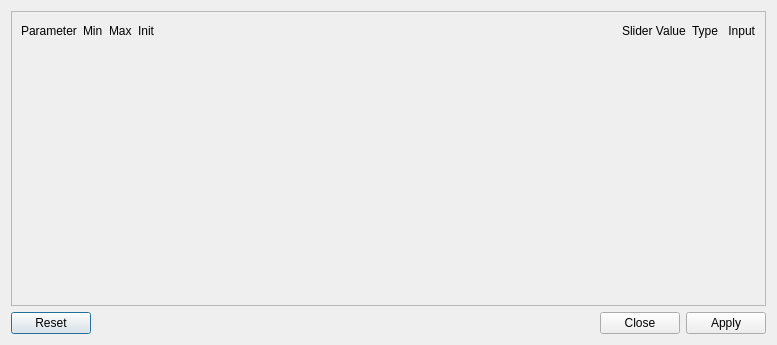
First picture: the form in src/dialogparameterview.ui, repository nmfs-ost/ss3-ssi, before the edit.
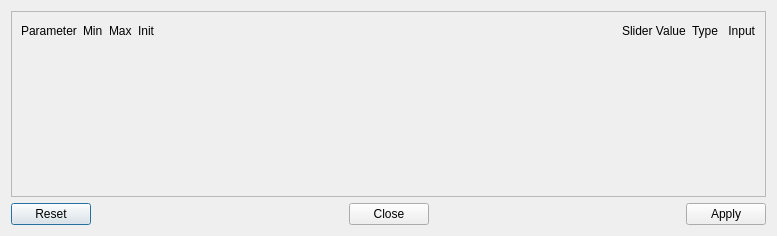
Second picture: the form after the edit.

Commit message: ver 3.30.14.03 changed equation dialog box for S-R

```diff
--- a/src/dialogparameterview.ui
+++ b/src/dialogparameterview.ui
@@ -7,7 +7,7 @@
     <x>0</x>
     <y>0</y>
     <width>777</width>
-    <height>345</height>
+    <height>236</height>
    </rect>
   </property>
   <property name="windowTitle">
@@ -25,7 +25,7 @@
         <x>0</x>
         <y>0</y>
         <width>749</width>
-        <height>274</height>
+        <height>167</height>
        </rect>
       </property>
       <layout class="QVBoxLayout" name="verticalLayout_2">
@@ -113,11 +113,73 @@
     </widget>
    </item>
    <item>
-    <widget class="QDialogButtonBox" name="buttonBox">
-     <property name="standardButtons">
-      <set>QDialogButtonBox::Apply|QDialogButtonBox::Close|QDialogButtonBox::Reset</set>
-     </property>
-    </widget>
+    <layout class="QHBoxLayout" name="horizontalLayout_buttons">
+     <item>
+      <widget class="QPushButton" name="pushButton_reset">
+       <property name="maximumSize">
+        <size>
+         <width>16777215</width>
+         <height>30</height>
+        </size>
+       </property>
+       <property name="text">
+        <string>Reset</string>
+       </property>
+      </widget>
+     </item>
+     <item>
+      <spacer name="horizontalSpacer_buttons1">
+       <property name="orientation">
+        <enum>Qt::Horizontal</enum>
+       </property>
+       <property name="sizeHint" stdset="0">
+        <size>
+         <width>40</width>
+         <height>20</height>
+        </size>
+       </property>
+      </spacer>
+     </item>
+     <item>
+      <widget class="QPushButton" name="pushButton_close">
+       <property name="maximumSize">
+        <size>
+         <width>16777215</width>
+         <height>30</height>
+        </size>
+       </property>
+       <property name="text">
+        <string>Close</string>
+       </property>
+      </widget>
+     </item>
+     <item>
+      <spacer name="horizontalSpacer_buttons2">
+       <property name="orientation">
+        <enum>Qt::Horizontal</enum>
+       </property>
+       <property name="sizeHint" stdset="0">
+        <size>
+         <width>40</width>
+         <height>20</height>
+        </size>
+       </property>
+      </spacer>
+     </item>
+     <item>
+      <widget class="QPushButton" name="pushButton_apply">
+       <property name="maximumSize">
+        <size>
+         <width>16777215</width>
+         <height>30</height>
+        </size>
+       </property>
+       <property name="text">
+        <string>Apply</string>
+       </property>
+      </widget>
+     </item>
+    </layout>
    </item>
   </layout>
  </widget>
```
The commit also changes 10 other files.
